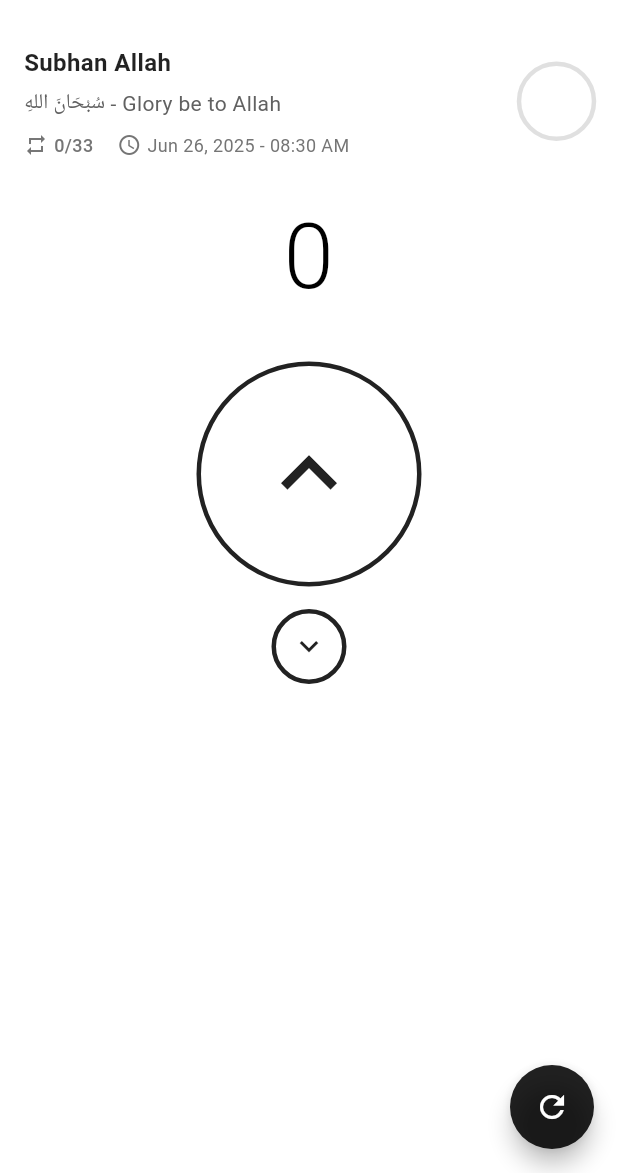
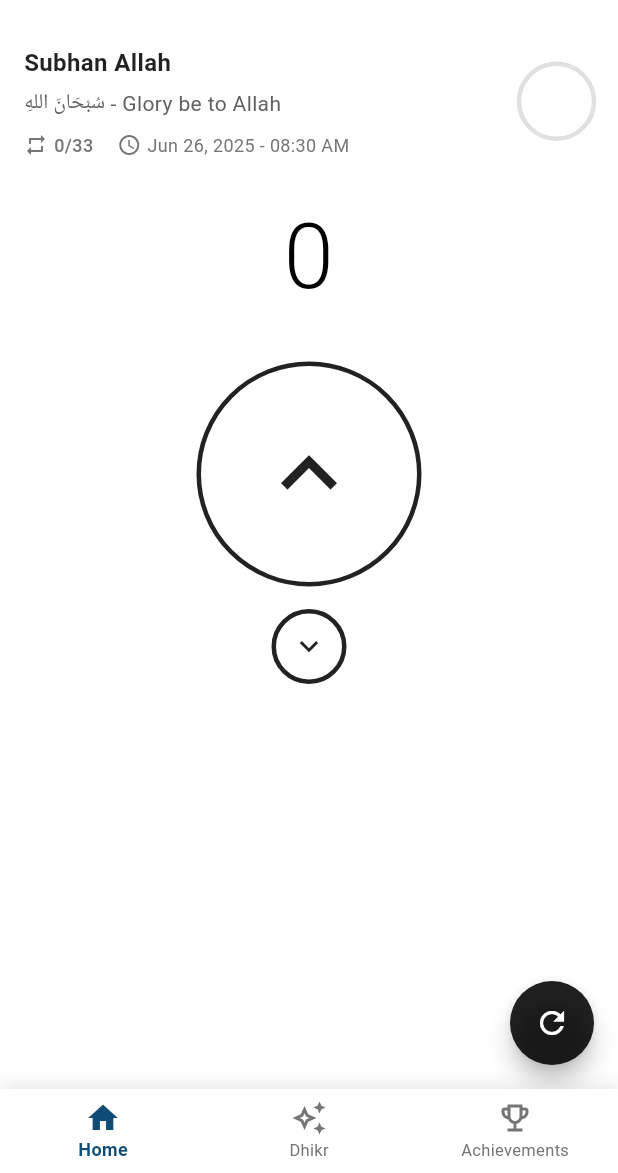
Before and after one commit to anjumArnab/Tasbih, a Flutter app: the screen it shows after launch, on a phone screen of 412 x 824 dp, the part 63-1236 px from its top. Run offline on Flutter 3.47's test engine with Material 3 defaults, Android fonts, the phone set to English and light mode, and no system bars; our stand-ins replace hive, hive_flutter; accounts and stored records are empty.

Commit message:
home: const NavigationWrapper()

```diff
--- a/lib/main.dart
+++ b/lib/main.dart
@@ -1,6 +1,6 @@
 import 'package:flutter/material.dart';
 import 'package:hive_flutter/hive_flutter.dart';
-import '../screens/homepage.dart';
+import 'package:tasbih/screens/nav_wrapper.dart';
 import '../models/dhikr.dart';
 import '../services/db_service.dart';
 
@@ -30,7 +30,7 @@ class Tasbih extends StatelessWidget {
         colorScheme: ColorScheme.fromSeed(seedColor: Colors.black87),
         useMaterial3: true,
       ),
-      home: const Homepage(),
+      home: const NavigationWrapper(),
     );
   }
 }
```
